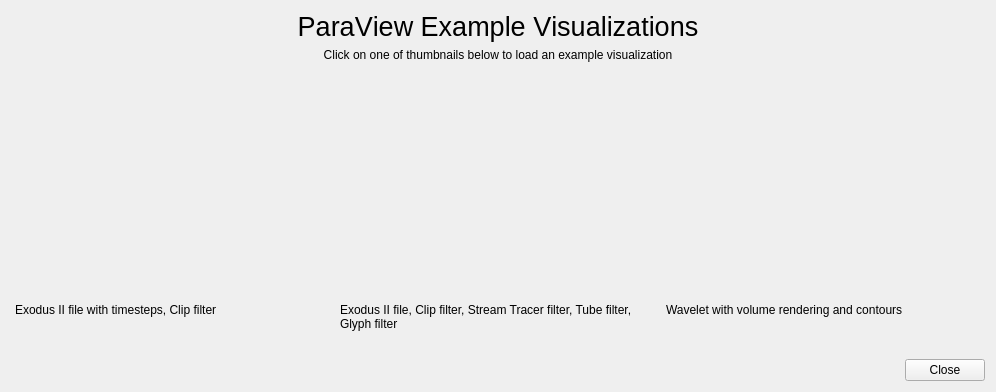
The window that Qt/ApplicationComponents/Resources/UI/pqExampleVisualizationsDialog.ui (Kitware/ParaView) describes before a commit, drawn with Qt 5.
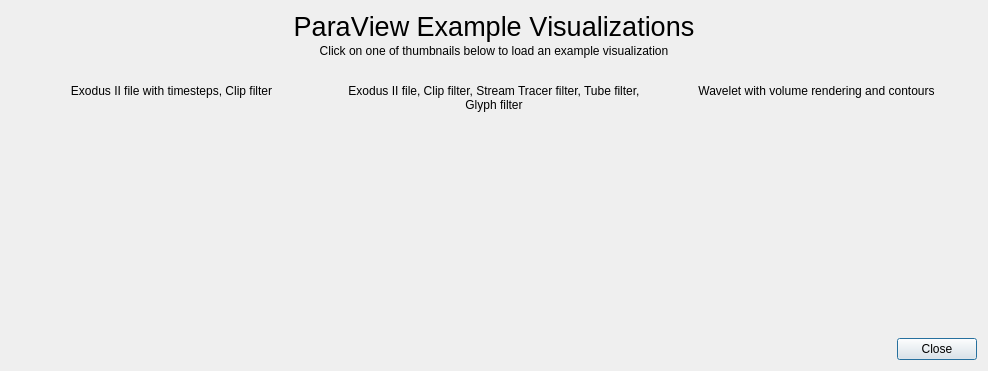
The same window after the commit. Icons and pictures are not drawn.

Commit message:
Simplify layout in pqExampleVisualizationsDialog.
This should fix #17470.

What changed in the file:
```diff
--- a/Qt/ApplicationComponents/Resources/UI/pqExampleVisualizationsDialog.ui
+++ b/Qt/ApplicationComponents/Resources/UI/pqExampleVisualizationsDialog.ui
@@ -6,15 +6,75 @@
    <rect>
     <x>0</x>
     <y>0</y>
-    <width>996</width>
-    <height>392</height>
+    <width>988</width>
+    <height>371</height>
    </rect>
   </property>
   <property name="windowTitle">
    <string>ParaView Example Visualizations</string>
   </property>
-  <layout class="QVBoxLayout" name="verticalLayout">
-   <item>
+  <layout class="QGridLayout" name="gridLayout">
+   <property name="spacing">
+    <number>2</number>
+   </property>
+   <item row="5" column="0" colspan="3">
+    <widget class="QDialogButtonBox" name="buttonBox">
+     <property name="orientation">
+      <enum>Qt::Horizontal</enum>
+     </property>
+     <property name="standardButtons">
+      <set>QDialogButtonBox::Close</set>
+     </property>
+    </widget>
+   </item>
+   <item row="2" column="0">
+    <widget class="QPushButton" name="CanExampleButton">
+     <property name="text">
+      <string/>
+     </property>
+     <property name="icon">
+      <iconset>
+       <normalon>:/pqApplicationComponents/Thumbnails/CanExample.png</normalon>
+      </iconset>
+     </property>
+     <property name="iconSize">
+      <size>
+       <width>300</width>
+       <height>225</height>
+      </size>
+     </property>
+     <property name="flat">
+      <bool>true</bool>
+     </property>
+    </widget>
+   </item>
+   <item row="3" column="1">
+    <widget class="QLabel" name="DiskOutRefExampleDescription">
+     <property name="text">
+      <string>Exodus II file, Clip filter, Stream Tracer filter, Tube filter, Glyph filter</string>
+     </property>
+     <property name="alignment">
+      <set>Qt::AlignHCenter|Qt::AlignTop</set>
+     </property>
+     <property name="wordWrap">
+      <bool>true</bool>
+     </property>
+    </widget>
+   </item>
+   <item row="3" column="2">
+    <widget class="QLabel" name="WaveletExampleDescription">
+     <property name="text">
+      <string>&lt;html&gt;&lt;head/&gt;&lt;body&gt;&lt;p&gt;Wavelet with volume rendering and contours&lt;br/&gt;&lt;/p&gt;&lt;/body&gt;&lt;/html&gt;</string>
+     </property>
+     <property name="alignment">
+      <set>Qt::AlignHCenter|Qt::AlignTop</set>
+     </property>
+     <property name="wordWrap">
+      <bool>true</bool>
+     </property>
+    </widget>
+   </item>
+   <item row="0" column="0" colspan="3">
     <widget class="QLabel" name="titleLabel">
      <property name="font">
       <font>
@@ -32,127 +92,15 @@
      </property>
     </widget>
    </item>
-   <item>
+   <item row="1" column="0" colspan="3">
     <widget class="QLabel" name="label">
      <property name="text">
       <string>&lt;html&gt;&lt;head/&gt;&lt;body&gt;&lt;p align=&quot;center&quot;&gt;Click on one of thumbnails below to load an example visualization&lt;/p&gt;&lt;/body&gt;&lt;/html&gt;</string>
      </property>
     </widget>
    </item>
-   <item>
-    <widget class="QWidget" name="widget" native="true">
-     <property name="layoutDirection">
-      <enum>Qt::LeftToRight</enum>
-     </property>
-     <layout class="QHBoxLayout" name="horizontalLayout">
-      <property name="margin">
-       <number>2</number>
-      </property>
-      <item>
-       <widget class="QWidget" name="widget_2" native="true">
-        <layout class="QVBoxLayout" name="verticalLayout_3">
-         <property name="margin">
-          <number>2</number>
-         </property>
-         <item>
-          <widget class="QPushButton" name="CanExampleButton">
-           <property name="enabled">
-            <bool>true</bool>
-           </property>
-           <property name="sizePolicy">
-            <sizepolicy hsizetype="Minimum" vsizetype="Fixed">
-             <horstretch>0</horstretch>
-             <verstretch>0</verstretch>
-            </sizepolicy>
-           </property>
-           <property name="minimumSize">
-            <size>
-             <width>300</width>
-             <height>225</height>
-            </size>
-           </property>
-           <property name="font">
-            <font>
-             <weight>50</weight>
-             <bold>false</bold>
-            </font>
-           </property>
-           <property name="autoFillBackground">
-            <bool>false</bool>
-           </property>
-           <property name="styleSheet">
-            <string notr="true"/>
-           </property>
-           <property name="text">
-            <string/>
-           </property>
-           <property name="icon">
-            <iconset>
-             <normalon>:/pqApplicationComponents/Thumbnails/CanExample.png</normalon>
-            </iconset>
-           </property>
-           <property name="iconSize">
-            <size>
-             <width>300</width>
-             <height>225</height>
-            </size>
-           </property>
-           <property name="checkable">
-            <bool>false</bool>
-           </property>
-           <property name="autoDefault">
-            <bool>true</bool>
-           </property>
-           <property name="flat">
-            <bool>true</bool>
-           </property>
-          </widget>
-         </item>
-         <item>
-          <widget class="QLabel" name="CanExampleDescription">
-           <property name="frameShape">
-            <enum>QFrame::NoFrame</enum>
-           </property>
-           <property name="lineWidth">
-            <number>1</number>
-           </property>
-           <property name="midLineWidth">
-            <number>0</number>
-           </property>
-           <property name="text">
-            <string>Exodus II file with timesteps, Clip filter</string>
-           </property>
-           <property name="alignment">
-            <set>Qt::AlignLeading|Qt::AlignLeft|Qt::AlignTop</set>
-           </property>
-           <property name="wordWrap">
-            <bool>true</bool>
-           </property>
-           <property name="margin">
-            <number>0</number>
-           </property>
-           <property name="indent">
-            <number>-1</number>
-           </property>
-          </widget>
-         </item>
-        </layout>
-       </widget>
-      </item>
-      <item>
-       <widget class="QWidget" name="widget_3" native="true">
-        <layout class="QVBoxLayout" name="verticalLayout_2">
-         <property name="margin">
-          <number>2</number>
-         </property>
-         <item>
+   <item row="2" column="1">
           <widget class="QPushButton" name="DiskOutRefExampleButton">
-           <property name="minimumSize">
-            <size>
-             <width>300</width>
-             <height>225</height>
-            </size>
-           </property>
            <property name="text">
             <string/>
            </property>
@@ -172,36 +120,8 @@
            </property>
           </widget>
          </item>
-         <item>
-          <widget class="QLabel" name="DiskOutRefExampleDescription">
-           <property name="text">
-            <string>Exodus II file, Clip filter, Stream Tracer filter, Tube filter, Glyph filter</string>
-           </property>
-           <property name="alignment">
-            <set>Qt::AlignLeading|Qt::AlignLeft|Qt::AlignTop</set>
-           </property>
-           <property name="wordWrap">
-            <bool>true</bool>
-           </property>
-          </widget>
-         </item>
-        </layout>
-       </widget>
-      </item>
-      <item>
-       <widget class="QWidget" name="widget_4" native="true">
-        <layout class="QVBoxLayout" name="verticalLayout_4">
-         <property name="margin">
-          <number>2</number>
-         </property>
-         <item>
+   <item row="2" column="2">
           <widget class="QPushButton" name="WaveletExampleButton">
-           <property name="minimumSize">
-            <size>
-             <width>300</width>
-             <height>225</height>
-            </size>
-           </property>
            <property name="text">
             <string/>
            </property>
@@ -220,29 +140,20 @@
            </property>
           </widget>
          </item>
-         <item>
-          <widget class="QLabel" name="WaveletExampleDescription">
-           <property name="mouseTracking">
-            <bool>false</bool>
-           </property>
+   <item row="3" column="0">
+    <widget class="QLabel" name="CanExampleDescription">
            <property name="text">
-            <string>&lt;html&gt;&lt;head/&gt;&lt;body&gt;&lt;p&gt;Wavelet with volume rendering and contours&lt;br/&gt;&lt;/p&gt;&lt;/body&gt;&lt;/html&gt;</string>
+      <string>Exodus II file with timesteps, Clip filter</string>
            </property>
            <property name="alignment">
-            <set>Qt::AlignLeading|Qt::AlignLeft|Qt::AlignTop</set>
+      <set>Qt::AlignHCenter|Qt::AlignTop</set>
            </property>
            <property name="wordWrap">
             <bool>true</bool>
            </property>
           </widget>
          </item>
-        </layout>
-       </widget>
-      </item>
-     </layout>
-    </widget>
-   </item>
-   <item>
+   <item row="4" column="0" colspan="3">
     <spacer name="verticalSpacer">
      <property name="orientation">
       <enum>Qt::Vertical</enum>
@@ -255,16 +166,6 @@
      </property>
     </spacer>
    </item>
-   <item>
-    <widget class="QDialogButtonBox" name="buttonBox">
-     <property name="orientation">
-      <enum>Qt::Horizontal</enum>
-     </property>
-     <property name="standardButtons">
-      <set>QDialogButtonBox::Close</set>
-     </property>
-    </widget>
-   </item>
   </layout>
  </widget>
  <resources>
```
Left out of the diff: 16 changed lines with no effect on the pictures. Lines whose indentation alone changed are shown as unchanged.
